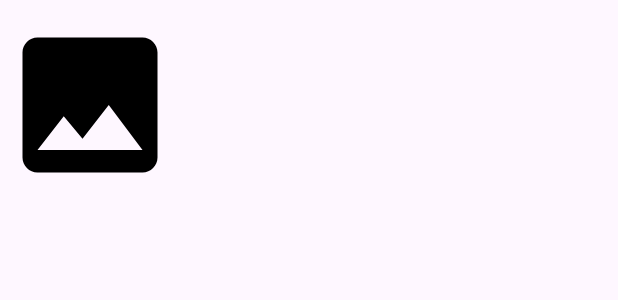
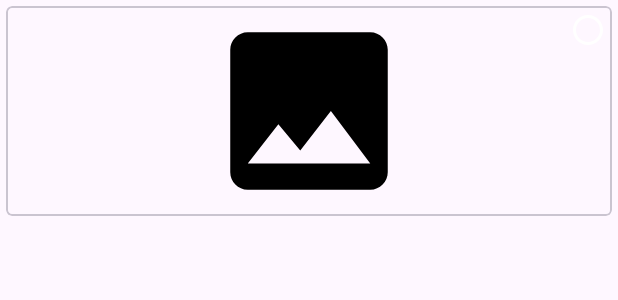
Before and after one commit to Harshal624/ChuckleChooser, an Android app: the layout item_gallery.xml on its own in the app's theme, with its tools: preview values and no code run, on a phone screen of 412 x 824 dp. Shown: the top 300 px of the screen. Run offline under Robolectric (Android 15) with nearby library versions, the phone set to English and light mode, and no system bars.

```diff
--- a/chucklechooser/src/main/java/com/picker/chucklechooser/repo/data/MediaItem.kt
+++ b/chucklechooser/src/main/java/com/picker/chucklechooser/repo/data/MediaItem.kt
@@ -8,7 +8,8 @@ data class MediaItem(
     val size: Int,
     val displayName: String?,
     val id: Long,
-    val mediaUri: Uri
+    val mediaUri: Uri,
+    val isSelected: Boolean = false
 )
 
 enum class MediaType {
--- /dev/null
+++ b/chucklechooser/src/main/res/drawable/baseline_radio_button_checked_24.xml
@@ -0,0 +1,5 @@
+<vector android:height="24dp" android:tint="#000000"
+    android:viewportHeight="24" android:viewportWidth="24"
+    android:width="24dp" xmlns:android="http://schemas.android.com/apk/res/android">
+    <path android:fillColor="@android:color/white" android:pathData="M12,7c-2.76,0 -5,2.24 -5,5s2.24,5 5,5 5,-2.24 5,-5 -2.24,-5 -5,-5zM12,2C6.48,2 2,6.48 2,12s4.48,10 10,10 10,-4.48 10,-10S17.52,2 12,2zM12,20c-4.42,0 -8,-3.58 -8,-8s3.58,-8 8,-8 8,3.58 8,8 -3.58,8 -8,8z"/>
+</vector>
--- /dev/null
+++ b/chucklechooser/src/main/res/drawable/baseline_radio_button_unchecked_24.xml
@@ -0,0 +1,5 @@
+<vector android:height="24dp" android:tint="#000000"
+    android:viewportHeight="24" android:viewportWidth="24"
+    android:width="24dp" xmlns:android="http://schemas.android.com/apk/res/android">
+    <path android:fillColor="@android:color/white" android:pathData="M12,2C6.48,2 2,6.48 2,12s4.48,10 10,10 10,-4.48 10,-10S17.52,2 12,2zM12,20c-4.42,0 -8,-3.58 -8,-8s3.58,-8 8,-8 8,3.58 8,8 -3.58,8 -8,8z"/>
+</vector>
--- a/chucklechooser/src/main/res/layout/fragment_gallery.xml
+++ b/chucklechooser/src/main/res/layout/fragment_gallery.xml
@@ -14,6 +14,7 @@
             android:layout_width="match_parent"
             android:layout_height="wrap_content"
             app:layout_scrollFlags="scroll|enterAlways"
+            android:animateLayoutChanges="true"
             >
             <TextView
                 android:id="@+id/tv_option_title"
--- a/chucklechooser/src/main/res/layout/item_gallery.xml
+++ b/chucklechooser/src/main/res/layout/item_gallery.xml
@@ -1,14 +1,27 @@
 <?xml version="1.0" encoding="utf-8"?>
-<FrameLayout xmlns:android="http://schemas.android.com/apk/res/android"
-    android:layout_width="wrap_content"
-    android:layout_height="wrap_content"
+<com.google.android.material.card.MaterialCardView xmlns:android="http://schemas.android.com/apk/res/android"
+    android:layout_width="match_parent"
+    android:layout_height="140dp"
+    xmlns:app="http://schemas.android.com/apk/res-auto"
+    app:cardCornerRadius="4dp"
+    android:layout_margin="@dimen/margin_xsmall"
+    android:id="@+id/container"
     xmlns:tools="http://schemas.android.com/tools">
 
     <ImageView
-        android:layout_width="120dp"
-        android:layout_height="140dp"
+        android:layout_width="match_parent"
+        android:layout_height="match_parent"
         android:id="@+id/iv"
         tools:src="@drawable/baseline_image_24"
         />
 
-</FrameLayout>
+    <ImageView
+        android:id="@+id/iv_selection"
+        android:layout_width="24dp"
+        android:layout_height="24dp"
+        android:layout_gravity="top|end"
+        android:layout_margin="@dimen/margin_xsmall"
+        app:srcCompat="@drawable/baseline_radio_button_unchecked_24"
+        app:tint="@color/white" />
+
+</com.google.android.material.card.MaterialCardView>
--- /dev/null
+++ b/chucklechooser/src/main/res/values/attrs.xml
@@ -0,0 +1,3 @@
+<?xml version="1.0" encoding="utf-8"?>
+<resources>
+</resources>
--- /dev/null
+++ b/chucklechooser/src/main/res/values/colors.xml
@@ -0,0 +1,4 @@
+<?xml version="1.0" encoding="utf-8"?>
+<resources>
+    <color name="white">#FFFFFF</color>
+</resources>
--- a/chucklechooser/src/main/res/values/dimens.xml
+++ b/chucklechooser/src/main/res/values/dimens.xml
@@ -19,6 +19,7 @@
     <dimen name="padding_xlarge">24dp</dimen>
 
     <!-- Margin -->
+    <dimen name="margin_xsmall">4dp</dimen>
     <dimen name="margin_small">8dp</dimen>
     <dimen name="margin_medium">12dp</dimen>
     <dimen name="margin_large">16dp</dimen>
--- a/chucklechooser/src/main/res/values/strings.xml
+++ b/chucklechooser/src/main/res/values/strings.xml
@@ -2,4 +2,5 @@
     <string name="label_all">All</string>
     <string name="title_files">Files</string>
     <string name="title_gallery">Gallery</string>
+    <string name="x_selected">%d selected</string>
 </resources>
```
Also changed, not shown: chucklechooser/src/main/java/com/picker/chucklechooser/BaseApp.kt (+5 -2 lines), chucklechooser/src/main/java/com/picker/chucklechooser/repo/GalleryRepository.kt (+9 -9 lines), chucklechooser/src/main/java/com/picker/chucklechooser/repo/data/Document.kt (added, +12 -0 lines), chucklechooser/src/main/java/com/picker/chucklechooser/ui/ChucklePickerViewModel.kt (+36 -4 lines), chucklechooser/src/main/java/com/picker/chucklechooser/ui/gallery/GalleryFragment.kt (+14 -3 lines), chucklechooser/src/main/java/com/picker/chucklechooser/ui/gallery/GalleryPagingAdapter.kt (+66 -4 lines), chucklechooser/src/main/java/com/picker/chucklechooser/ui/util/CommonUtils.kt (added, +12 -0 lines).
